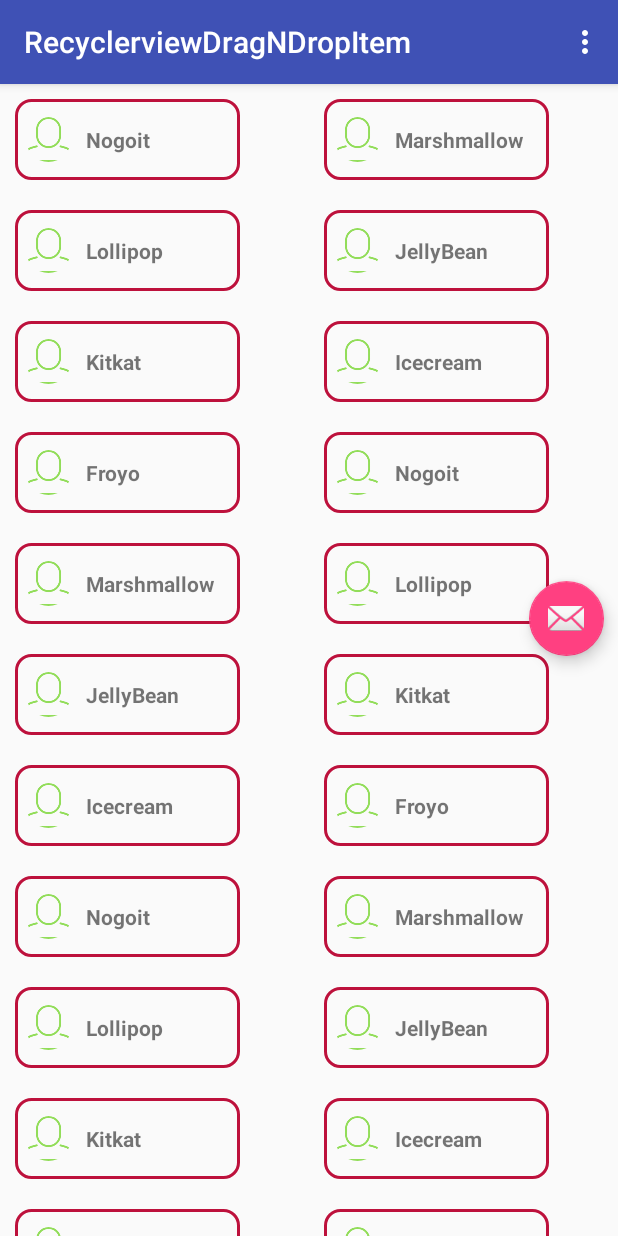
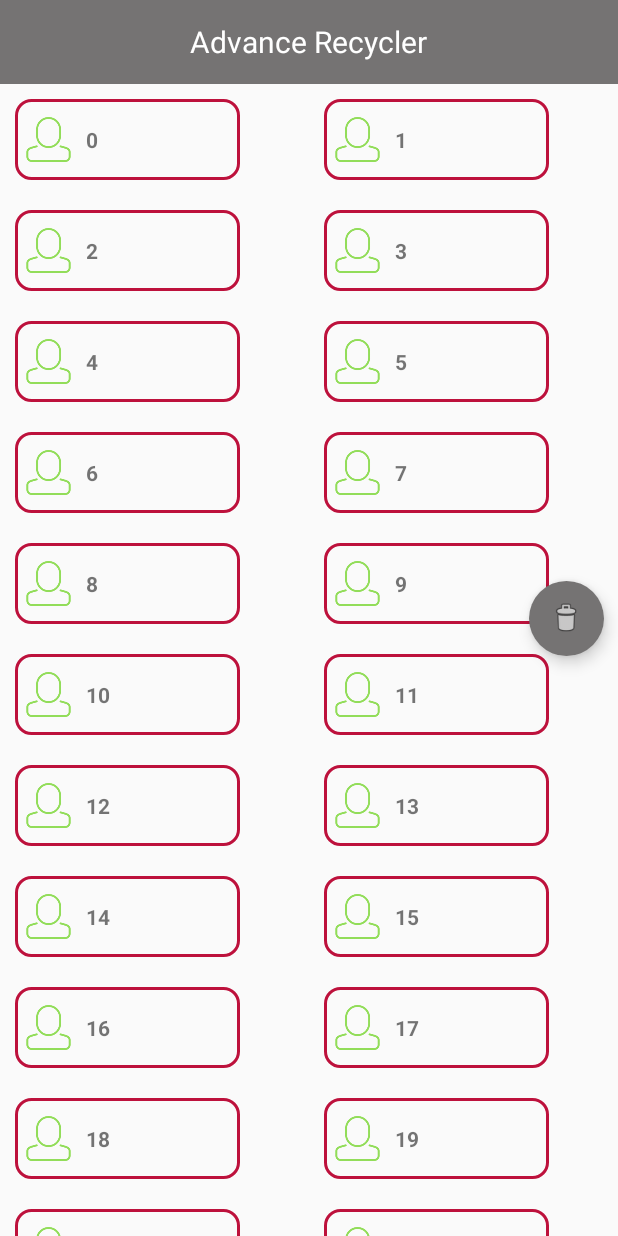
Before and after one commit to shujaarshad0/AdvanceRecyclerView, an Android app: the screen it shows after launch (MainActivity), on a phone screen of 412 x 824 dp. Run offline under Robolectric (Android 15) with nearby library versions, the phone set to English and light mode, and no system bars; our stand-ins replace Picasso.

Commit message:
UI Changes

```diff
--- a/app/src/main/java/com/shuja/recyclerviewdragndropitem/ItemAdapter.java
+++ b/app/src/main/java/com/shuja/recyclerviewdragndropitem/ItemAdapter.java
@@ -10,14 +10,13 @@ import android.view.ViewGroup;
 import android.widget.ImageView;
 import android.widget.TextView;
 
+import androidx.appcompat.widget.AppCompatImageView;
 import androidx.recyclerview.widget.RecyclerView;
 
 import com.squareup.picasso.Picasso;
 
 import java.util.Collections;
 import java.util.List;
-
-import de.hdodenhof.circleimageview.CircleImageView;
 
 public class ItemAdapter extends RecyclerView.Adapter<RecyclerView.ViewHolder> implements ItemTouchHelperAdapter, View.OnTouchListener {
 
@@ -82,14 +81,14 @@ public class ItemAdapter extends RecyclerView.Adapter<RecyclerView.ViewHolder> i
 
     public class VHItem extends RecyclerView.ViewHolder implements View.OnClickListener ,ItemTouchHelperViewHolder{
         public TextView title;
-        private CircleImageView imageView;
+        private AppCompatImageView imageView;
         private ImageView image_menu;
 
         public VHItem(View itemView) {
             super(itemView);
             title = (TextView) itemView.findViewById(R.id.name);
             image_menu = (ImageView) itemView.findViewById(R.id.image_menu);
-            imageView = (CircleImageView) itemView.findViewById(R.id.circle_imageView);
+            imageView = (AppCompatImageView) itemView.findViewById(R.id.imageView);
 //            itemView.setOnClickListener(this);
             itemView.setOnTouchListener(ItemAdapter.this);
         }
--- a/app/src/main/java/com/shuja/recyclerviewdragndropitem/MainActivity.java
+++ b/app/src/main/java/com/shuja/recyclerviewdragndropitem/MainActivity.java
@@ -42,10 +42,8 @@ public class MainActivity extends AppCompatActivity implements OnStartDragListen
     protected void onCreate(Bundle savedInstanceState) {
         super.onCreate(savedInstanceState);
         setContentView(R.layout.activity_main);
-        Toolbar toolbar = (Toolbar) findViewById(R.id.toolbar);
-        setSupportActionBar(toolbar);
+
         mRecyclerView = findViewById(R.id.recycler_view);
-
         fab = (FloatingActionButton) findViewById(R.id.fab);
         subtract_button = (AppCompatButton) findViewById(R.id.subtract_button);
         add_button = (AppCompatButton) findViewById(R.id.add_button);
@@ -145,28 +143,6 @@ public class MainActivity extends AppCompatActivity implements OnStartDragListen
     }
 
     @Override
-    public boolean onCreateOptionsMenu(Menu menu) {
-        // Inflate the menu; this adds items to the action bar if it is present.
-        getMenuInflater().inflate(R.menu.menu_main, menu);
-        return true;
-    }
-
-    @Override
-    public boolean onOptionsItemSelected(MenuItem item) {
-        // Handle action bar item clicks here. The action bar will
-        // automatically handle clicks on the Home/Up button, so long
-        // as you specify a parent activity in AndroidManifest.xml.
-        int id = item.getItemId();
-
-        //noinspection SimplifiableIfStatement
-        if (id == R.id.action_settings) {
-            return true;
-        }
-
-        return super.onOptionsItemSelected(item);
-    }
-
-    @Override
     public void onStartDrag(RecyclerView.ViewHolder viewHolder) {
         mItemTouchHelper.startDrag(viewHolder);
     }
--- a/app/src/main/java/com/shuja/recyclerviewdragndropitem/Utility.java
+++ b/app/src/main/java/com/shuja/recyclerviewdragndropitem/Utility.java
@@ -5,90 +5,11 @@ import java.util.List;
 
 public class Utility {
 
-    static String [] imageurl = {"http://farm8.staticflickr.com/7452/27782542462_12e206359b_m.jpg",
-            "http://farm8.staticflickr.com/7311/27782539412_1e1cece561_m.jpg",
-            "http://farm8.staticflickr.com/7452/27782542462_12e206359b_m.jpg",
-            "http://farm8.staticflickr.com/7326/27605634010_917553d601_m.jpg",
-            "http://farm8.staticflickr.com/7452/27782542462_12e206359b_m.jpg",
-            "http://farm8.staticflickr.com/7311/27782539412_1e1cece561_m.jpg",
-            "http://farm8.staticflickr.com/7326/27605634010_917553d601_m.jpg",
-            "http://farm8.staticflickr.com/7311/27782539412_1e1cece561_m.jpg"};
-
-    static String names[]={"Nogoit",
-            "Marshmallow",
-            "Lollipop",
-            "JellyBean",
-            "Kitkat",
-            "Icecream",
-            "Froyo",
-            "IOs"
-    };
-
     public static List<ItemModel> getListPerson(){
         List<ItemModel> models = new ArrayList<>();
-        models.add(new ItemModel( names[0], imageurl[0]));
-        models.add(new ItemModel( names[1], imageurl[1]));
-        models.add(new ItemModel( names[2], imageurl[2]));
-        models.add(new ItemModel( names[3], imageurl[3]));
-        models.add(new ItemModel( names[4], imageurl[4]));
-        models.add(new ItemModel( names[5], imageurl[5]));
-        models.add(new ItemModel( names[6], imageurl[6]));
-        models.add(new ItemModel( names[0], imageurl[0]));
-        models.add(new ItemModel( names[1], imageurl[1]));
-        models.add(new ItemModel( names[2], imageurl[2]));
-        models.add(new ItemModel( names[3], imageurl[3]));
-        models.add(new ItemModel( names[4], imageurl[4]));
-        models.add(new ItemModel( names[5], imageurl[5]));
-        models.add(new ItemModel( names[6], imageurl[6]));
-        models.add(new ItemModel( names[0], imageurl[0]));
-        models.add(new ItemModel( names[1], imageurl[1]));
-        models.add(new ItemModel( names[2], imageurl[2]));
-        models.add(new ItemModel( names[3], imageurl[3]));
-        models.add(new ItemModel( names[4], imageurl[4]));
-        models.add(new ItemModel( names[5], imageurl[5]));
-        models.add(new ItemModel( names[6], imageurl[6]));
-        models.add(new ItemModel( names[0], imageurl[0]));
-        models.add(new ItemModel( names[1], imageurl[1]));
-        models.add(new ItemModel( names[2], imageurl[2]));
-        models.add(new ItemModel( names[3], imageurl[3]));
-        models.add(new ItemModel( names[4], imageurl[4]));
-        models.add(new ItemModel( names[5], imageurl[5]));
-        models.add(new ItemModel( names[6], imageurl[6]));
-        models.add(new ItemModel( names[0], imageurl[0]));
-        models.add(new ItemModel( names[1], imageurl[1]));
-        models.add(new ItemModel( names[2], imageurl[2]));
-        models.add(new ItemModel( names[3], imageurl[3]));
-        models.add(new ItemModel( names[4], imageurl[4]));
-        models.add(new ItemModel( names[5], imageurl[5]));
-        models.add(new ItemModel( names[6], imageurl[6]));
-        models.add(new ItemModel( names[0], imageurl[0]));
-        models.add(new ItemModel( names[1], imageurl[1]));
-        models.add(new ItemModel( names[2], imageurl[2]));
-        models.add(new ItemModel( names[3], imageurl[3]));
-        models.add(new ItemModel( names[4], imageurl[4]));
-        models.add(new ItemModel( names[5], imageurl[5]));
-        models.add(new ItemModel( names[6], imageurl[6]));
-        models.add(new ItemModel( names[0], imageurl[0]));
-        models.add(new ItemModel( names[1], imageurl[1]));
-        models.add(new ItemModel( names[2], imageurl[2]));
-        models.add(new ItemModel( names[3], imageurl[3]));
-        models.add(new ItemModel( names[4], imageurl[4]));
-        models.add(new ItemModel( names[5], imageurl[5]));
-        models.add(new ItemModel( names[6], imageurl[6]));
-        models.add(new ItemModel( names[0], imageurl[0]));
-        models.add(new ItemModel( names[1], imageurl[1]));
-        models.add(new ItemModel( names[2], imageurl[2]));
-        models.add(new ItemModel( names[3], imageurl[3]));
-        models.add(new ItemModel( names[4], imageurl[4]));
-        models.add(new ItemModel( names[5], imageurl[5]));
-        models.add(new ItemModel( names[6], imageurl[6]));
-        models.add(new ItemModel( names[0], imageurl[0]));
-        models.add(new ItemModel( names[1], imageurl[1]));
-        models.add(new ItemModel( names[2], imageurl[2]));
-        models.add(new ItemModel( names[3], imageurl[3]));
-        models.add(new ItemModel( names[4], imageurl[4]));
-        models.add(new ItemModel( names[5], imageurl[5]));
-        models.add(new ItemModel( names[6], imageurl[6]));
+        for (int i = 0 ; i <= 62 ; i++){
+            models.add(new ItemModel(String.valueOf(i), null));
+        }
         return models;
     }
 }
--- /dev/null
+++ b/app/src/main/res/drawable/rounded_button.xml
@@ -0,0 +1,4 @@
+<?xml version="1.0" encoding="utf-8"?>
+<shape android:shape="oval" xmlns:android="http://schemas.android.com/apk/res/android">
+    <solid android:color="@color/btn_color" />
+</shape>
--- a/app/src/main/res/layout/activity_main.xml
+++ b/app/src/main/res/layout/activity_main.xml
@@ -8,25 +8,14 @@
     android:fitsSystemWindows="true"
     tools:context=".MainActivity">
 
-    <com.google.android.material.appbar.AppBarLayout
-        app:layout_constraintTop_toTopOf="parent"
-        android:layout_width="match_parent"
-        android:layout_height="wrap_content"
-        android:id="@+id/toolbar_main"
-        android:theme="@style/AppTheme.AppBarOverlay">
-
-        <androidx.appcompat.widget.Toolbar
-            android:id="@+id/toolbar"
-            android:layout_width="match_parent"
-            android:layout_height="?attr/actionBarSize"
-            android:background="?attr/colorPrimary"
-            app:popupTheme="@style/AppTheme.PopupOverlay" />
-
-    </com.google.android.material.appbar.AppBarLayout>
+    <include
+        android:id="@+id/toolbar"
+        layout="@layout/toolbar"
+        />
 
     <androidx.recyclerview.widget.RecyclerView
         android:id="@+id/recycler_view"
-        app:layout_constraintTop_toBottomOf="@id/toolbar_main"
+        app:layout_constraintTop_toBottomOf="@id/toolbar"
         app:layout_constraintBottom_toBottomOf="parent"
         android:scrollbarThumbVertical="@null"
         android:layout_width="match_parent"
@@ -49,17 +38,21 @@
         app:layout_constraintBottom_toBottomOf="parent"
         app:layout_constraintEnd_toEndOf="parent"
         app:fabCustomSize="50dp"
-        android:src="@android:drawable/ic_dialog_email" />
+        android:backgroundTint="@color/btn_color"
+        app:borderWidth="0dp"
+        android:src="@android:drawable/ic_menu_delete" />
 
     <androidx.appcompat.widget.AppCompatButton
         android:id="@+id/subtract_button"
-        android:layout_width="50dp"
-        android:layout_height="50dp"
-        android:layout_marginEnd="10dp"
-        android:layout_marginRight="10dp"
+        android:layout_width="40dp"
+        android:layout_height="40dp"
+        android:background="@drawable/rounded_button"
+        android:layout_marginEnd="13dp"
+        android:layout_marginRight="13dp"
         android:text="-"
+        android:textColor="@color/white"
         android:visibility="gone"
-        android:textSize="16sp"
+        android:textSize="18sp"
         app:layout_constraintEnd_toEndOf="parent"
         app:layout_constraintTop_toTopOf="@id/fab"
         app:layout_constraintBottom_toBottomOf="@id/fab"
@@ -68,12 +61,14 @@
 
     <androidx.appcompat.widget.AppCompatButton
         android:id="@+id/add_button"
-        android:layout_width="50dp"
-        android:layout_height="50dp"
-        android:layout_marginEnd="10dp"
-        android:layout_marginRight="10dp"
+        android:layout_width="40dp"
+        android:layout_height="40dp"
+        android:background="@drawable/rounded_button"
+        android:layout_marginEnd="8dp"
+        android:layout_marginRight="8dp"
         android:text="+"
-        android:textSize="16sp"
+        android:textColor="@color/white"
+        android:textSize="18sp"
         android:visibility="gone"
         app:layout_constraintEnd_toEndOf="parent"
         app:layout_constraintTop_toTopOf="@id/fab"
--- a/app/src/main/res/layout/person_item.xml
+++ b/app/src/main/res/layout/person_item.xml
@@ -12,8 +12,8 @@
         android:layout_width="match_parent"
         android:layout_height="wrap_content">
 
-        <de.hdodenhof.circleimageview.CircleImageView
-            android:id="@+id/circle_imageView"
+        <androidx.appcompat.widget.AppCompatImageView
+            android:id="@+id/imageView"
             android:layout_width="30dp"
             android:layout_height="30dp"
             android:layout_centerVertical="true"
@@ -23,13 +23,13 @@
             android:id="@+id/name"
             android:layout_width="wrap_content"
             android:layout_height="wrap_content"
-            android:layout_toEndOf="@id/circle_imageView"
-            android:layout_toRightOf="@id/circle_imageView"
+            android:layout_toEndOf="@id/imageView"
+            android:layout_toRightOf="@id/imageView"
             android:layout_alignParentRight="true"
             android:layout_alignParentEnd="true"
             android:textStyle="bold"
             android:layout_margin="10dp"
-            android:text="sunil"/>
+            android:text="shuja"/>
 
         <ImageView
             android:id="@+id/image_menu"
--- /dev/null
+++ b/app/src/main/res/layout/toolbar.xml
@@ -0,0 +1,21 @@
+<?xml version="1.0" encoding="utf-8"?>
+<LinearLayout app:layout_constraintTop_toTopOf="parent"
+    android:layout_width="match_parent"
+    android:layout_height="wrap_content"
+    android:background="@color/btn_color"
+    android:orientation="vertical"
+    android:id="@+id/toolbar"
+    xmlns:android="http://schemas.android.com/apk/res/android"
+    xmlns:app="http://schemas.android.com/apk/res-auto">
+
+    <androidx.appcompat.widget.AppCompatTextView
+        android:id="@+id/tv_title"
+        android:layout_width="wrap_content"
+        android:layout_height="?attr/actionBarSize"
+        android:layout_gravity="center"
+        android:text="@string/advance_recycler"
+        android:gravity="center"
+        android:textColor="@color/white"
+        android:textSize="20sp"/>
+
+</LinearLayout>
--- a/app/src/main/res/menu/menu_main.xml
+++ /dev/null
@@ -1,10 +0,0 @@
-<menu xmlns:android="http://schemas.android.com/apk/res/android"
-    xmlns:app="http://schemas.android.com/apk/res-auto"
-    xmlns:tools="http://schemas.android.com/tools"
-    tools:context=".MainActivity">
-    <item
-        android:id="@+id/action_settings"
-        android:orderInCategory="100"
-        android:title="@string/action_settings"
-        app:showAsAction="never" />
-</menu>
--- a/app/src/main/res/values/colors.xml
+++ b/app/src/main/res/values/colors.xml
@@ -3,4 +3,6 @@
     <color name="colorPrimary">#3F51B5</color>
     <color name="colorPrimaryDark">#303F9F</color>
     <color name="colorAccent">#FF4081</color>
+    <color name="btn_color">#757373</color>
+    <color name="white">#FFFFFF</color>
 </resources>
--- a/app/src/main/res/values/strings.xml
+++ b/app/src/main/res/values/strings.xml
@@ -1,4 +1,5 @@
 <resources>
-    <string name="app_name">RecyclerviewDragNDropItem</string>
+    <string name="app_name">Advance Recycler</string>
     <string name="action_settings">Settings</string>
+    <string name="advance_recycler">Advance Recycler</string>
 </resources>
--- a/app/src/main/res/values/styles.xml
+++ b/app/src/main/res/values/styles.xml
@@ -13,8 +13,4 @@
         <item name="windowNoTitle">true</item>
     </style>
 
-    <style name="AppTheme.AppBarOverlay" parent="ThemeOverlay.AppCompat.Dark.ActionBar" />
-
-    <style name="AppTheme.PopupOverlay" parent="ThemeOverlay.AppCompat.Light" />
-
 </resources>
```
